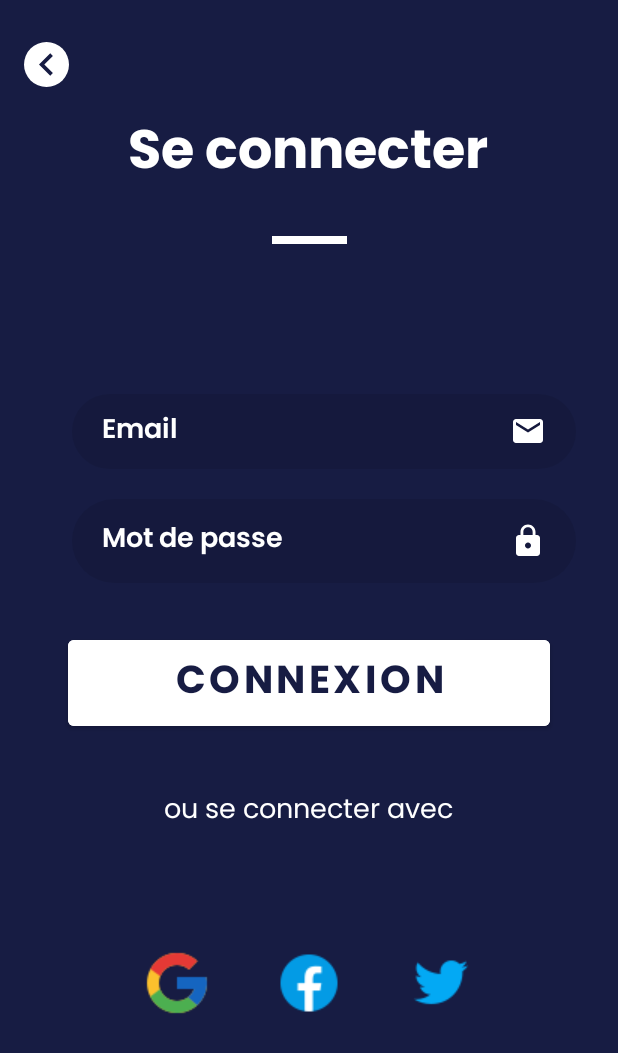
After one commit to YannBemba/RCVB_APP, an Android app: the ConnexionActivity screen opened directly, with no data from a screen before it, on a phone screen of 412 x 824 dp. The commit adds this screen. Shown: the top 1053 px of the screen. Run offline under Robolectric (Android 15) with nearby library versions, the phone set to English and light mode, and no system bars; 1 statement that could not run was skipped.

Commit message:
Formulaire UI

```diff
--- /dev/null
+++ b/app/src/main/java/com/example/rcvb/onboarding/forms/ConnexionActivity.kt
@@ -0,0 +1,17 @@
+package com.example.rcvb.onboarding.forms
+
+import androidx.appcompat.app.AppCompatActivity
+import android.os.Bundle
+import com.example.rcvb.databinding.ActivityConnexionBinding
+
+class ConnexionActivity : AppCompatActivity() {
+
+    private lateinit var binding: ActivityConnexionBinding
+
+    override fun onCreate(savedInstanceState: Bundle?) {
+        super.onCreate(savedInstanceState)
+        binding = ActivityConnexionBinding.inflate(layoutInflater)
+        setContentView(binding.root)
+    }
+
+}
--- a/app/src/main/res/drawable/edit_background.xml
+++ b/app/src/main/res/drawable/edit_background_dark.xml
@@ -3,9 +3,8 @@
 
     <item>
         <shape android:shape="rectangle">
-            <solid android:color="#FABFBEBE" />
+            <solid android:color="#17000000" />
             <corners android:radius="30dp" />
         </shape>
     </item>
-
 </layer-list>
--- /dev/null
+++ b/app/src/main/res/font/poppins.xml
@@ -0,0 +1,7 @@
+<?xml version="1.0" encoding="utf-8"?>
+<font-family xmlns:app="http://schemas.android.com/apk/res-auto"
+        app:fontProviderAuthority="com.google.android.gms.fonts"
+        app:fontProviderPackage="com.google.android.gms"
+        app:fontProviderQuery="Poppins"
+        app:fontProviderCerts="@array/com_google_android_gms_fonts_certs">
+</font-family>
--- /dev/null
+++ b/app/src/main/res/layout/activity_connexion.xml
@@ -0,0 +1,109 @@
+<?xml version="1.0" encoding="utf-8"?>
+<androidx.constraintlayout.widget.ConstraintLayout xmlns:android="http://schemas.android.com/apk/res/android"
+    xmlns:app="http://schemas.android.com/apk/res-auto"
+    xmlns:tools="http://schemas.android.com/tools"
+    android:layout_width="match_parent"
+    android:layout_height="match_parent"
+    android:background="@color/bg_dark_blue"
+    tools:context=".onboarding.forms.ConnexionActivity">
+
+    <ImageView
+        android:id="@+id/imgConnexionBack"
+        android:layout_width="30dp"
+        android:layout_height="30dp"
+        android:layout_marginStart="16dp"
+        android:layout_marginTop="28dp"
+        android:background="@drawable/icon_back_white"
+        android:src="@drawable/ic_navigate_before_darkblue"
+        app:layout_constraintStart_toStartOf="parent"
+        app:layout_constraintTop_toTopOf="parent"
+        android:contentDescription="@string/app_name" />
+
+    <TextView
+        android:id="@+id/tvConnexion"
+        android:layout_width="wrap_content"
+        android:layout_height="wrap_content"
+        android:layout_marginTop="72dp"
+        android:fontFamily="@font/poppins_bold"
+        android:text="@string/se_connecter"
+        android:textColor="@color/bg_white"
+        android:textSize="36sp"
+        app:layout_constraintEnd_toEndOf="parent"
+        app:layout_constraintHorizontal_bias="0.497"
+        app:layout_constraintStart_toStartOf="parent"
+        app:layout_constraintTop_toTopOf="parent" />
+
+    <View
+        android:layout_width="50dp"
+        android:layout_height="5dp"
+        android:layout_marginTop="23dp"
+        android:background="@color/bg_white"
+        app:layout_constraintEnd_toEndOf="parent"
+        app:layout_constraintStart_toStartOf="parent"
+        app:layout_constraintTop_toBottomOf="@+id/tvConnexion" />
+
+    <include
+        android:id="@+id/include"
+        layout="@layout/edit_connexion_layout" />
+
+    <Button
+        android:id="@+id/button"
+        android:layout_width="321dp"
+        android:layout_height="69dp"
+        android:layout_marginTop="32dp"
+        android:backgroundTint="@color/bg_white"
+        android:fontFamily="@font/poppins_bold"
+        android:text="@string/connexion"
+        android:textColor="@color/bg_dark_blue"
+        android:textSize="26sp"
+        app:layout_constraintEnd_toEndOf="parent"
+        app:layout_constraintHorizontal_bias="0.498"
+        app:layout_constraintStart_toStartOf="parent"
+        app:layout_constraintTop_toBottomOf="@+id/include" />
+
+    <TextView
+        android:id="@+id/ou_se_connecter"
+        android:layout_width="wrap_content"
+        android:layout_height="wrap_content"
+        android:layout_marginTop="36dp"
+        android:fontFamily="@font/poppins"
+        android:text="@string/connecter_api"
+        android:textSize="18sp"
+        android:textColor="@color/bg_white"
+        app:layout_constraintEnd_toEndOf="parent"
+        app:layout_constraintHorizontal_bias="0.498"
+        app:layout_constraintStart_toStartOf="parent"
+        app:layout_constraintTop_toBottomOf="@+id/button" />
+
+    <LinearLayout
+        android:layout_width="match_parent"
+        android:layout_height="wrap_content"
+        android:orientation="horizontal"
+        android:layout_marginBottom="70dp"
+        android:gravity="center_horizontal"
+        app:layout_constraintTop_toBottomOf="@+id/ou_se_connecter"
+        app:layout_constraintStart_toStartOf="parent"
+        app:layout_constraintBottom_toBottomOf="parent"
+        app:layout_constraintEnd_toEndOf="parent">
+
+        <ImageView
+            android:layout_width="wrap_content"
+            android:layout_height="wrap_content"
+            android:layout_margin="20dp"
+            android:src="@drawable/google" />
+
+        <ImageView
+            android:layout_width="wrap_content"
+            android:layout_height="wrap_content"
+            android:layout_margin="20dp"
+            android:src="@drawable/facebook" />
+
+        <ImageView
+            android:layout_width="wrap_content"
+            android:layout_height="wrap_content"
+            android:layout_margin="20dp"
+            android:src="@drawable/twitter" />
+
+    </LinearLayout>
+
+</androidx.constraintlayout.widget.ConstraintLayout>
--- /dev/null
+++ b/app/src/main/res/layout/edit_connexion_layout.xml
@@ -0,0 +1,52 @@
+<?xml version="1.0" encoding="utf-8"?>
+<LinearLayout xmlns:android="http://schemas.android.com/apk/res/android"
+    xmlns:app="http://schemas.android.com/apk/res-auto"
+    android:orientation="vertical"
+    android:layout_width="match_parent"
+    android:layout_height="wrap_content"
+    android:gravity="center_vertical"
+    android:background="@color/bg_dark_blue"
+    app:layout_constraintBottom_toBottomOf="parent"
+    app:layout_constraintEnd_toEndOf="parent"
+    app:layout_constraintHorizontal_bias="0.0"
+    app:layout_constraintStart_toStartOf="parent"
+    app:layout_constraintTop_toBottomOf="@+id/tvConnexion"
+    app:layout_constraintVertical_bias="0.2">
+
+    <EditText
+        android:id="@+id/etEmail"
+        android:layout_width="336dp"
+        android:layout_height="50dp"
+        android:layout_marginStart="48dp"
+        android:layout_marginTop="20dp"
+        android:layout_marginEnd="48dp"
+        android:autofillHints="email"
+        android:background="@drawable/edit_background_dark"
+        android:drawableEnd="@drawable/ic_email"
+        android:drawableTint="@color/bg_white"
+        android:fontFamily="@font/poppins_semibold"
+        android:hint="@string/email"
+        android:inputType="textEmailAddress"
+        android:paddingStart="20dp"
+        android:paddingEnd="20dp"
+        android:textColorHint="@color/bg_white" />
+
+    <EditText
+        android:id="@+id/etMdp"
+        android:layout_width="336dp"
+        android:layout_height="56dp"
+        android:layout_marginStart="48dp"
+        android:layout_marginTop="20dp"
+        android:layout_marginEnd="48dp"
+        android:autofillHints="mdp"
+        android:background="@drawable/edit_background_dark"
+        android:drawableEnd="@drawable/ic_lock"
+        android:drawableTint="@color/bg_white"
+        android:fontFamily="@font/poppins_semibold"
+        android:hint="@string/mdp"
+        android:inputType="textPassword"
+        android:paddingStart="20dp"
+        android:paddingEnd="20dp"
+        android:textColorHint="@color/bg_white" />
+
+</LinearLayout>
--- a/app/src/main/res/values/preloaded_fonts.xml
+++ b/app/src/main/res/values/preloaded_fonts.xml
@@ -2,6 +2,7 @@
 <resources>
     <array name="preloaded_fonts" translatable="false">
         <item>@font/cabin_bold</item>
+        <item>@font/poppins</item>
         <item>@font/poppins_bold</item>
         <item>@font/poppins_semibold</item>
     </array>
--- a/app/src/main/res/values/strings.xml
+++ b/app/src/main/res/values/strings.xml
@@ -16,4 +16,6 @@
     <string name="tel">Téléphone</string>
     <string name="confirmation">Confirmation</string>
     <string name="mdp">Mot de passe</string>
+    <string name="se_connecter">Se connecter</string>
+    <string name="connecter_api">ou se connecter avec</string>
 </resources>
```
Also changed, not shown: app/src/main/java/com/example/rcvb/onboarding/forms/InscriptionActivity.kt (added, +17 -0 lines), app/src/main/res/layout/activity_inscription.xml (added, +62 -0 lines), app/src/main/res/layout/edit_layout_inscription.xml (added, +125 -0 lines), app/src/main/res/values/themes.xml (+8 -1 lines), app/src/main/res/drawable/facebook.png (added), app/src/main/res/drawable/google.png (added), app/src/main/res/drawable/twitter.png (added).
